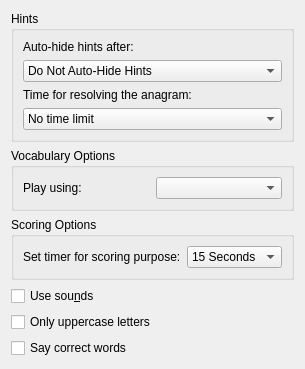
KDE/kanagram, file src/desktop/mainsettingswidget.ui: the form before one commit.
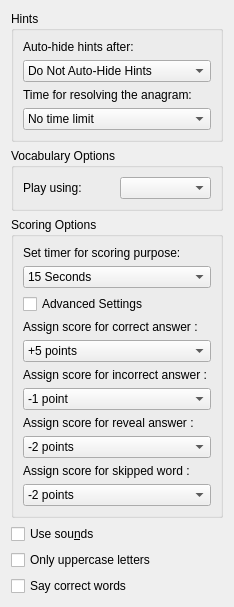
The form after the commit.

Commit message:
Add scoring system enhancements including:
Ability to set individual scores for next , wrong, right, and reveal word.
REVIEW:117397
Patch by Debjit Mondal <debjitmondal05@gmail.com>

Patch:
```diff
--- a/src/desktop/mainsettingswidget.ui
+++ b/src/desktop/mainsettingswidget.ui
@@ -128,7 +128,7 @@
      <property name="title" >
       <string>Scoring Options</string>
      </property>
-     <layout class="QHBoxLayout" >
+     <layout class="QVBoxLayout" >  
       <item>
        <widget class="QLabel" name="textLabelScoreTime" >
         <property name="text" >
@@ -160,6 +160,137 @@
         </item>
        </widget>
       </item>
+      <item>
+       <widget class="QCheckBox" name="scoringOptions">
+        <property name="text">
+         <string>Advanced Settings</string>
+        </property>
+       </widget>        
+      </item> 
+      <item>
+       <widget class="QLabel" name="textCorrectAnswer" >
+        <property name="text" >
+         <string>Assign score for correct answer : </string>
+        </property>
+       </widget>
+      </item>     
+     <item>
+      <widget class="QComboBox" name="kcfg_correctAnswerScore" >
+       <item>
+        <property name="text" >
+         <string>+5 points</string>
+        </property>
+       </item>
+       <item>
+        <property name="text" >
+         <string>+10 points</string>
+        </property>
+       </item>
+       <item>
+        <property name="text" >
+         <string>+15 points</string>
+        </property>
+       </item>
+       <item>
+        <property name="text" >
+         <string>+20 points</string>
+        </property>
+       </item>
+      </widget>
+     </item>     
+     <item>
+      <widget class="QLabel" name="textIncorrectAnswer" >
+       <property name="text" >
+        <string>Assign score for incorrect answer : </string>
+       </property>
+      </widget>
+     </item>     
+     <item>
+      <widget class="QComboBox" name="kcfg_incorrectAnswerScore" >
+       <item>
+        <property name="text" >
+         <string>-1 point</string>
+        </property>
+       </item>
+       <item>
+        <property name="text" >
+         <string>-2 points</string>
+        </property>
+       </item>
+       <item>
+        <property name="text" >
+         <string>-3 points</string>         
+        </property>
+       </item>
+       <item>
+        <property name="text" >
+         <string>-4 points</string>
+        </property>
+       </item>
+      </widget>
+     </item>     
+     <item>
+      <widget class="QLabel" name="textRevealAnswer" >
+       <property name="text" >
+        <string>Assign score for reveal answer : </string>
+       </property>
+      </widget>
+     </item>     
+     <item>
+      <widget class="QComboBox" name="kcfg_revealAnswerScore" >
+       <item>
+        <property name="text" >
+         <string>-2 points</string>
+        </property>
+       </item>
+       <item>
+        <property name="text" >
+         <string>-4 points</string>
+        </property>
+       </item>
+       <item>
+        <property name="text" >
+         <string>-6 points</string>
+        </property>
+       </item>
+       <item>
+        <property name="text" >
+         <string>-8 points</string>
+        </property>
+       </item>
+      </widget>
+     </item>     
+     <item>
+      <widget class="QLabel" name="textSkippedWord" >
+       <property name="text" >
+        <string>Assign score for skipped word : </string>
+       </property>
+      </widget>
+     </item>     
+     <item>
+      <widget class="QComboBox" name="kcfg_skippedWordScore" >
+       <item>
+        <property name="text" >
+         <string>-2 points</string>
+        </property>
+       </item>
+       <item>
+        <property name="text" >
+         <string>-4 points</string>
+        </property>
+       </item>
+       <item>
+        <property name="text" >
+         <string>-6 points</string>
+        </property>
+       </item>
+       <item>
+        <property name="text" >
+         <string>-8 points</string>
+        </property>
+       </item>
+      </widget>
+     </item>      
      </layout>
     </widget>
    </item>
```
Left out of the diff: 5 changed lines with no effect on the pictures. Lines whose indentation alone changed are shown as unchanged. The commit also changes 5 other files.
